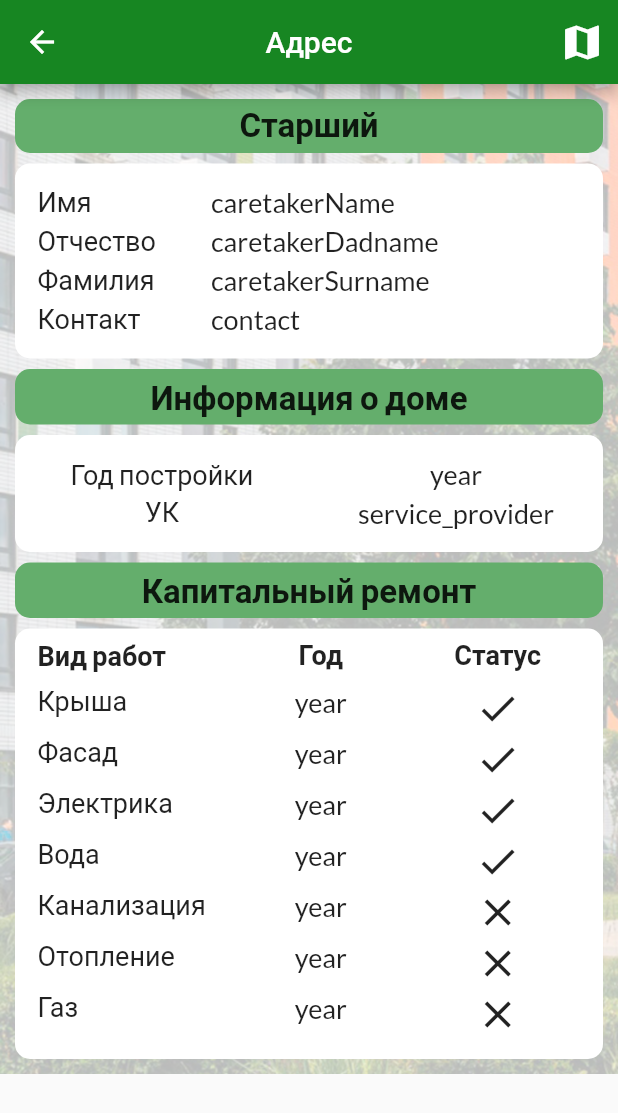
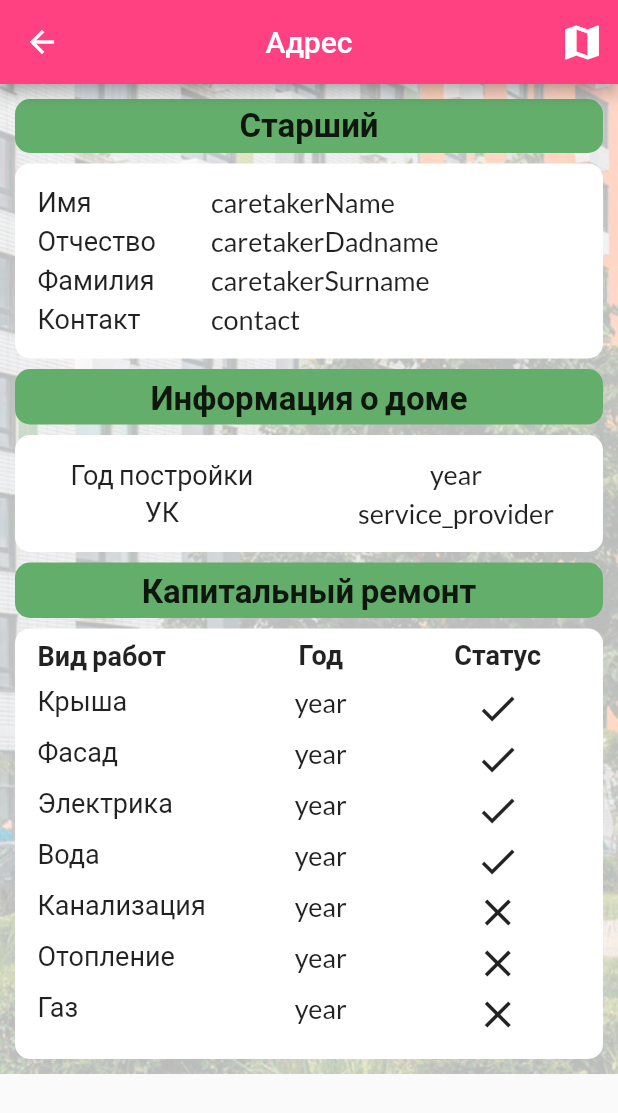
Before and after one commit to jestyal/tos_parkoviy_app, a Flutter app: the CatalogHouses screen opened by its route, after a tap on "91", on a phone screen of 412 x 824 dp. Shown: the top 1113 px of the screen. Run offline on Flutter 3.47's test engine with Material 2 defaults, Android fonts, the phone set to English and light mode, and no system bars; our stand-ins replace google_maps_flutter, location, splashscreen.

Commit message:
Added passing appbar color to 5 screen (on map)

```diff
--- a/lib/screens/3_catalog/3_catalog_houses.dart
+++ b/lib/screens/3_catalog/3_catalog_houses.dart
@@ -1,5 +1,6 @@
 import 'package:flutter/material.dart';
 import 'package:tos_parkoviy_app/components/constants.dart';
+import 'package:tos_parkoviy_app/screens/4_card_details/class_DataToMap.dart';
 // import 'package:tos_parkoviy_app/screens/2_homescreen.dart';
 import '../../components/houses_fromJson.dart';
 
@@ -248,9 +249,12 @@ class _CatalogHousesListState extends State<CatalogHousesList> {
                             onTap: () => {
                                   // colorappbar =
                                   //     DataToCard(bgcolor: this.data.bgcolor),
+                              print(items[index].iD),
                                   Navigator.pushNamed(
                                     context, '/house_card_details',
                                     // arguments: colorappbar
+                                    // arguments: DataToMap(bgcolor: bgColorHousesAppBar, itemId: items[index].iD)
+                                    arguments: DataToMap(bgcolor: Colors.pinkAccent, itemId: items[index].iD)
                                   )
                                 })
                         : Container();
--- a/lib/screens/4_card_details/class_DataToMap.dart
+++ b/lib/screens/4_card_details/class_DataToMap.dart
@@ -2,10 +2,12 @@ class DataToMap {
   final dynamic bgcolor;
   // final dynamic json;
   // final dynamic ID;
+  final dynamic itemId;
 
   DataToMap({
     required this.bgcolor,
     // required this.json,
     // required this.ID,
+    this.itemId,
   });
 }
--- a/lib/screens/4_card_details/houses_card_details.dart
+++ b/lib/screens/4_card_details/houses_card_details.dart
@@ -22,12 +22,14 @@ class _HousesCardDetailsState extends State<HousesCardDetails> {
     // RouteSettings settings = ModalRoute.of(context)!.settings;
     // colorappbar = settings.arguments as DataToCard;
 
+    final args = ModalRoute.of(context)!.settings.arguments as DataToMap;
+
     return Scaffold(
         appBar: AppBar(
           //TODO: передать аргументы
           title: const Text('Адрес'),
           centerTitle: true,
-          backgroundColor: bgColorHousesAppBar,
+          backgroundColor: args.bgcolor,
           actions: <Widget>[
             IconButton(
               icon: const Icon(
@@ -35,8 +37,9 @@ class _HousesCardDetailsState extends State<HousesCardDetails> {
                 size: 30,
               ),
               onPressed: () {
-                DataToMap dataToMap = DataToMap(bgcolor: bgColorHousesAppBar);
-                Navigator.pushNamed(context, '/card_map', arguments: dataToMap);
+                // DataToMap dataToMap = DataToMap(bgcolor: bgColorHousesAppBar);
+                // Navigator.pushNamed(context, '/card_map', arguments: dataToMap);
+                Navigator.pushNamed(context, '/card_map', arguments: DataToMap(bgcolor: args.bgcolor));
               },
             ),
           ],
--- a/lib/screens/5_display_map.dart
+++ b/lib/screens/5_display_map.dart
@@ -122,6 +122,10 @@ class _DisplayMapState extends State<DisplayMap> {
   Widget build(BuildContext context) {
     RouteSettings settings = ModalRoute.of(context)!.settings;
     dataToMap = settings.arguments as DataToMap;
+
+
+    final args = ModalRoute.of(context)!.settings.arguments as DataToMap;
+
     return Scaffold(
         appBar: AppBar(
           //TODO: передать аргумент
```
